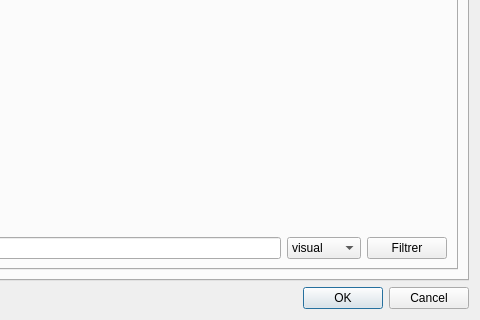
Qt form master_dialog_base.ui (KaspArno/MasterGUI) before a commit; both pictures show x 753 to 1233 and y 567 to 887 of the 1233 by 887 pixel window.
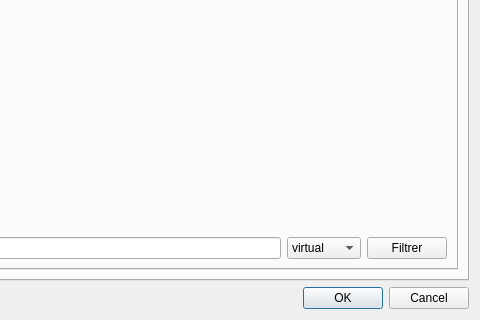
The same form after that commit. The open tabs and pages were chosen to show the change.

Diff of the .ui file:
```diff
--- a/master_dialog_base.ui
+++ b/master_dialog_base.ui
@@ -1502,7 +1502,7 @@
                         <widget class="QComboBox" name="comboBox_sok_metode_pomrade">
                          <item>
                           <property name="text">
-                           <string>visual</string>
+                           <string>virtual</string>
                           </property>
                          </item>
                          <item>
```
Left out of the diff: 8 changed lines with no effect on the pictures.
